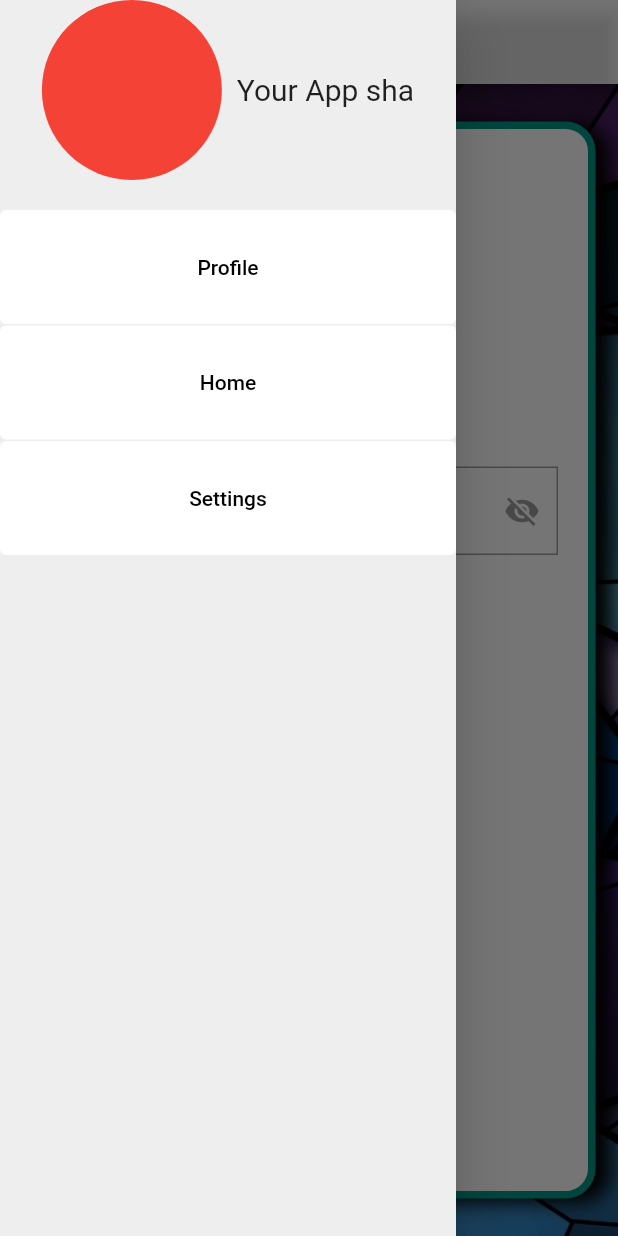
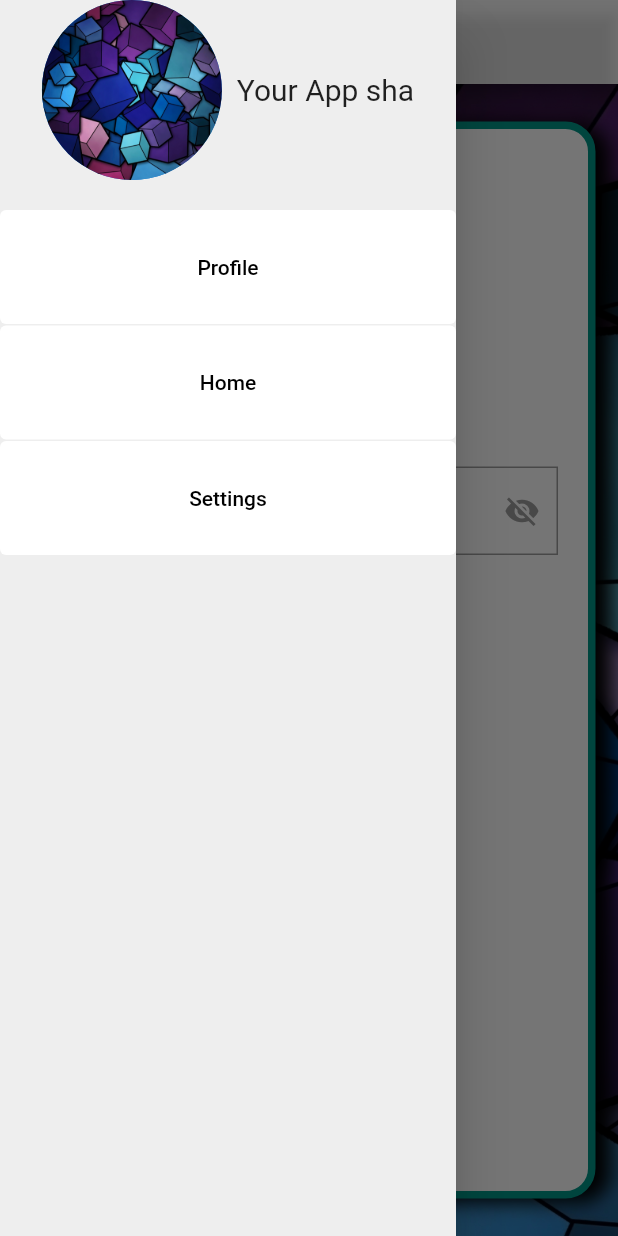
Before and after one commit to SamuelBasseyJohn/Sign-in, a Flutter app: the HomePage screen opened by its route, with the side drawer open, on a phone screen of 412 x 824 dp. Run offline on Flutter 3.47's test engine with Material 2 defaults, Android fonts, the phone set to English and light mode, and no system bars; our stand-ins replace country_code_picker, flutter_form_builder; Roboto replaces fonts that are missing (Inter-Bold).

```diff
--- a/lib/home.dart
+++ b/lib/home.dart
@@ -33,7 +33,7 @@ class _HomePageState extends State<HomePage> {
               mainAxisAlignment: MainAxisAlignment.center,
               children: [
                 const CircleAvatar(
-                  backgroundColor: Colors.red,
+                  backgroundImage: AssetImage('images/Wallpaper.jpeg'),
                   radius: 60,
                 ),
                 SizedBox(
```
Also changed, not shown: lib/main.dart (+10 -4 lines), lib/Widgets/appText.dart (renamed from lib/appText.dart).
